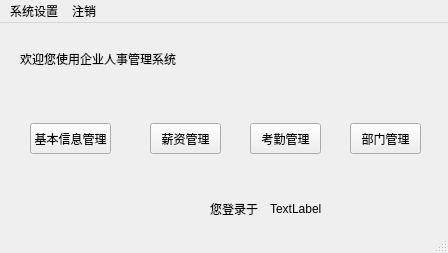
This is ManageSystem/manager.ui in skyformat99/ManagerSystem as Qt 5 draws it before an edit. The edited form follows.
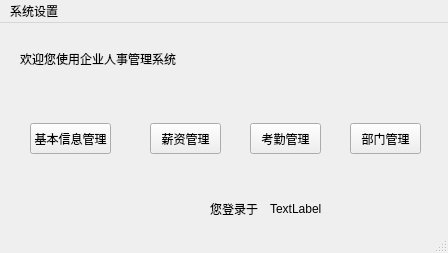
This is the edited form.

The edit to the form file:
```diff
--- a/ManageSystem/manager.ui
+++ b/ManageSystem/manager.ui
@@ -122,14 +122,9 @@
     <addaction name="aboutAction"/>
     <addaction name="helpAction"/>
     <addaction name="alterAction"/>
-   </widget>
-   <widget class="QMenu" name="logoutMenu">
-    <property name="title">
-     <string>注销</string>
-    </property>
+    <addaction name="logoutAction"/>
    </widget>
    <addaction name="menu"/>
-   <addaction name="logoutMenu"/>
   </widget>
   <widget class="QStatusBar" name="statusbar"/>
   <action name="aboutAction">
```
Left out of the diff: 5 changed lines with no effect on the pictures.
